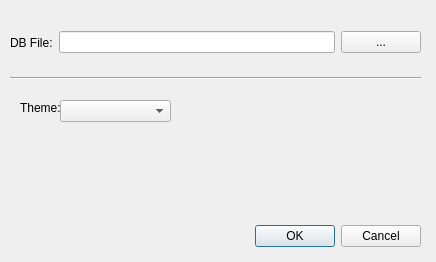
Old version of the form optionsdialog.ui in the repository plainoldprogrammer/yasm.
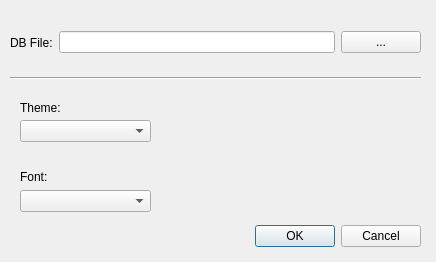
New version of the form.

Commit message: adding the widgets in the options window to select a font

What changed in the file:
```diff
--- a/optionsdialog.ui
+++ b/optionsdialog.ui
@@ -87,9 +87,32 @@
   <widget class="QComboBox" name="comboBoxTheme">
    <property name="geometry">
     <rect>
-     <x>60</x>
-     <y>100</y>
-     <width>111</width>
+     <x>20</x>
+     <y>120</y>
+     <width>131</width>
+     <height>22</height>
+    </rect>
+   </property>
+  </widget>
+  <widget class="QLabel" name="labelFont">
+   <property name="geometry">
+    <rect>
+     <x>20</x>
+     <y>170</y>
+     <width>47</width>
+     <height>13</height>
+    </rect>
+   </property>
+   <property name="text">
+    <string>Font:</string>
+   </property>
+  </widget>
+  <widget class="QComboBox" name="comboBoxFonts">
+   <property name="geometry">
+    <rect>
+     <x>20</x>
+     <y>190</y>
+     <width>131</width>
      <height>22</height>
     </rect>
    </property>
```
